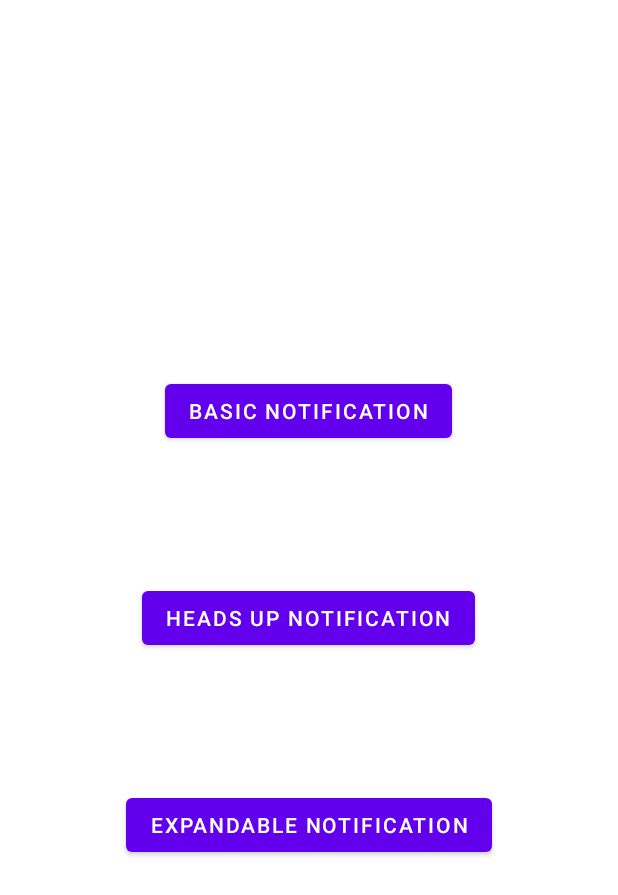
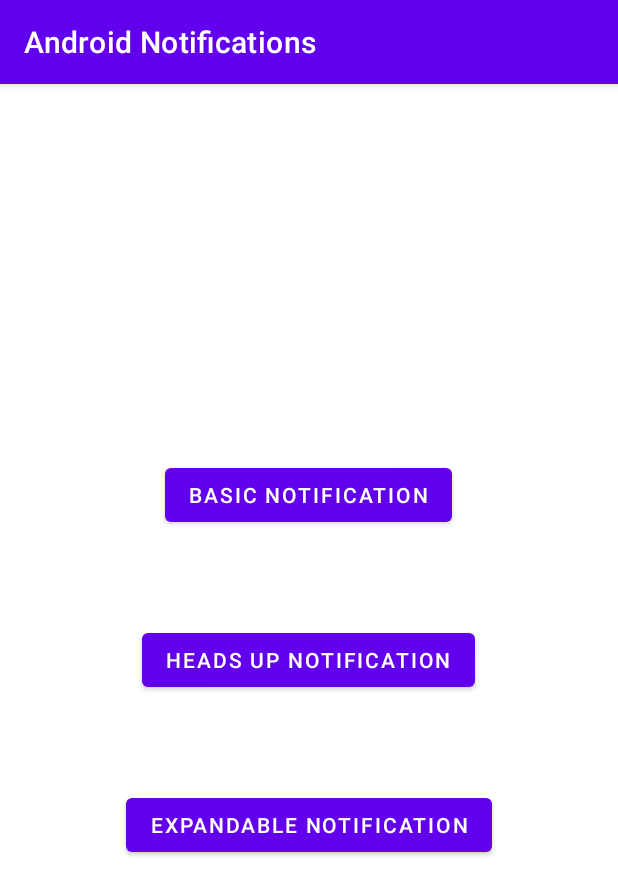
Before and after one commit to nadinCodeHat/Android-Notifications, an Android app: the screen it shows after launch (MainActivity), on a phone screen of 412 x 824 dp. Shown: the top 895 px of the screen. Run offline under Robolectric (Android 15) with nearby library versions, the phone set to English and light mode, and no system bars.

Commit message:
Updated themes.xml

```diff
--- a/app/src/main/res/values/themes.xml
+++ b/app/src/main/res/values/themes.xml
@@ -1,6 +1,6 @@
 <resources xmlns:tools="http://schemas.android.com/tools">
     <!-- Base application theme. -->
-    <style name="Theme.AndroidNotifications" parent="Theme.MaterialComponents.DayNight.NoActionBar">
+    <style name="Theme.AndroidNotifications" parent="Theme.MaterialComponents.DayNight.DarkActionBar">
         <!-- Primary brand color. -->
         <item name="colorPrimary">@color/purple_500</item>
         <item name="colorPrimaryVariant">@color/purple_700</item>
@@ -12,13 +12,9 @@
         <!-- Status bar color. -->
         <item name="android:statusBarColor" tools:targetApi="l">?attr/colorPrimaryVariant</item>
         <!-- Customize your theme here. -->
-        <item name="android:windowNoTitle">true</item>
-        <item name="android:windowActionBar">false</item>
-        <item name="android:windowFullscreen">true</item>
-        <item name="android:windowContentOverlay">@null</item>
     </style>
 
-    <style name="SplashStyle" parent="Theme.MaterialComponents.DayNight.NoActionBar">
+    <style name="SplashStyle" parent="Theme.MaterialComponents.DayNight.DarkActionBar">
         <item name="android:windowBackground">@drawable/splash_background</item>
         <item name="android:windowNoTitle">true</item>
         <item name="android:windowActionBar">false</item>
```
